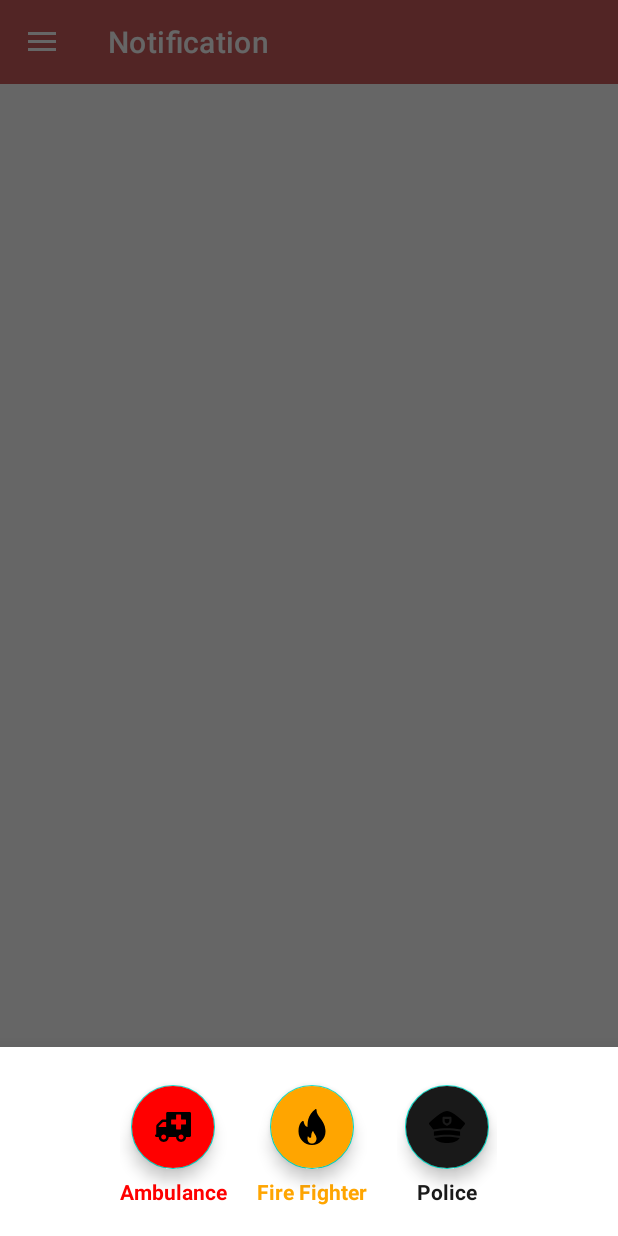
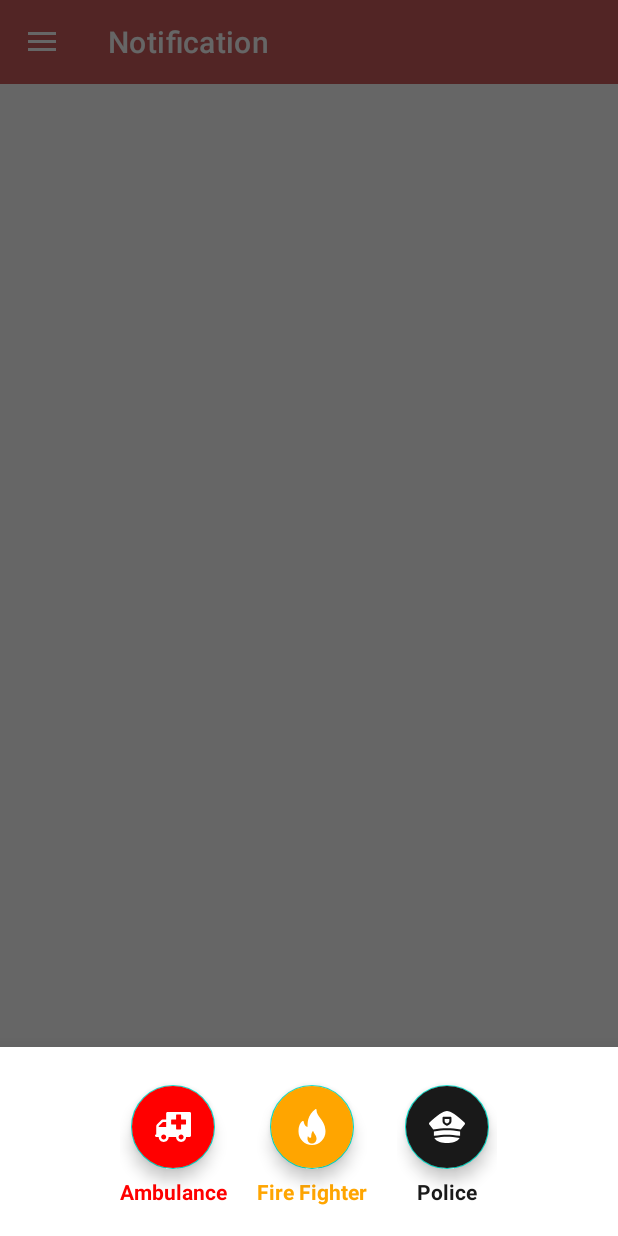
Before and after one commit to tdn1998/CareOnline, an Android app: the fragment PanicFragment placed in its activity, item 2 of the bottom bar chosen, on a phone screen of 412 x 824 dp. Run offline under Robolectric (Android 15) with nearby library versions, the phone set to English and light mode, and no system bars; our stand-ins replace CircleImageView, Firebase (no records; nobody signed in at launch, a user with empty details on screens opened directly), Picasso; libraries missing offline, so code that uses them is left out: com.daimajia.androidanimations; 1 statement that could not run was skipped.

Commit message:
location and layout bug removed

```diff
--- a/app/src/main/java/com/example/dell_pro/HomeFragment.java
+++ b/app/src/main/java/com/example/dell_pro/HomeFragment.java
@@ -20,7 +20,6 @@ import com.daimajia.androidanimations.library.Techniques;
 import com.daimajia.androidanimations.library.YoYo;
 import com.google.android.gms.common.ConnectionResult;
 import com.google.android.gms.common.GoogleApiAvailability;
-import com.google.android.material.card.MaterialCardView;
 
 public class HomeFragment extends Fragment {
 
--- a/app/src/main/java/com/example/dell_pro/SettingFragment.java
+++ b/app/src/main/java/com/example/dell_pro/SettingFragment.java
@@ -1,7 +1,6 @@
 package com.example.dell_pro;
 
 
-import android.content.Intent;
 import android.os.Bundle;
 import android.view.LayoutInflater;
 import android.view.View;
--- a/app/src/main/java/com/example/dell_pro/StartActivity.java
+++ b/app/src/main/java/com/example/dell_pro/StartActivity.java
@@ -1,10 +1,10 @@
 package com.example.dell_pro;
-
-import androidx.appcompat.app.AppCompatActivity;
 
 import android.content.Intent;
 import android.os.Bundle;
 import android.os.Handler;
+
+import androidx.appcompat.app.AppCompatActivity;
 
 import com.daimajia.androidanimations.library.Techniques;
 import com.daimajia.androidanimations.library.YoYo;
--- a/app/src/main/java/com/example/dell_pro/authentication/LoginActivity.java
+++ b/app/src/main/java/com/example/dell_pro/authentication/LoginActivity.java
@@ -5,7 +5,6 @@ import android.content.Intent;
 import android.os.Bundle;
 import android.util.Patterns;
 import android.view.View;
-import android.widget.ProgressBar;
 import android.widget.Toast;
 
 import androidx.annotation.NonNull;
--- a/app/src/main/res/layout/fragment_notification.xml
+++ b/app/src/main/res/layout/fragment_notification.xml
@@ -1,7 +1,6 @@
 <?xml version="1.0" encoding="utf-8"?>
 <RelativeLayout xmlns:android="http://schemas.android.com/apk/res/android"
     android:layout_width="match_parent"
-    android:layout_height="match_parent"
-    xmlns:app="http://schemas.android.com/apk/res-auto">
+    android:layout_height="match_parent">
 
 </RelativeLayout>
--- a/app/src/main/res/layout/fragment_panic.xml
+++ b/app/src/main/res/layout/fragment_panic.xml
@@ -2,6 +2,7 @@
 <LinearLayout xmlns:android="http://schemas.android.com/apk/res/android"
     android:layout_width="match_parent"
     android:layout_height="wrap_content"
+    xmlns:app="http://schemas.android.com/apk/res-auto"
     android:gravity="center"
     android:orientation="horizontal"
     android:padding="10dp">
@@ -19,7 +20,10 @@
             android:layout_height="wrap_content"
             android:layout_margin="5dp"
             android:backgroundTint="@color/red"
-            android:src="@drawable/ambulance_icon" />
+            app:fabSize="normal"
+            app:rippleColor="@color/white"
+            app:srcCompat="@drawable/ambulance_icon"
+            app:tint="@color/white" />
 
         <TextView
             android:layout_width="wrap_content"
@@ -43,7 +47,10 @@
             android:layout_height="wrap_content"
             android:layout_margin="5dp"
             android:backgroundTint="@color/yellow"
-            android:src="@drawable/fire_icon" />
+            app:fabSize="normal"
+            app:rippleColor="@color/white"
+            app:srcCompat="@drawable/fire_icon"
+            app:tint="@color/white" />
 
         <TextView
             android:layout_width="wrap_content"
@@ -67,7 +74,10 @@
             android:layout_height="wrap_content"
             android:layout_margin="5dp"
             android:backgroundTint="@color/light_black"
-            android:src="@drawable/police_icon" />
+            app:fabSize="normal"
+            app:rippleColor="@color/white"
+            app:srcCompat="@drawable/police_icon"
+            app:tint="@color/white" />
 
         <TextView
             android:layout_width="wrap_content"
```
Also changed, not shown: app/src/main/java/com/example/dell_pro/MainActivity.java (+7 -7 lines), app/src/main/java/com/example/dell_pro/MapsActivity.java (+59 -22 lines).
